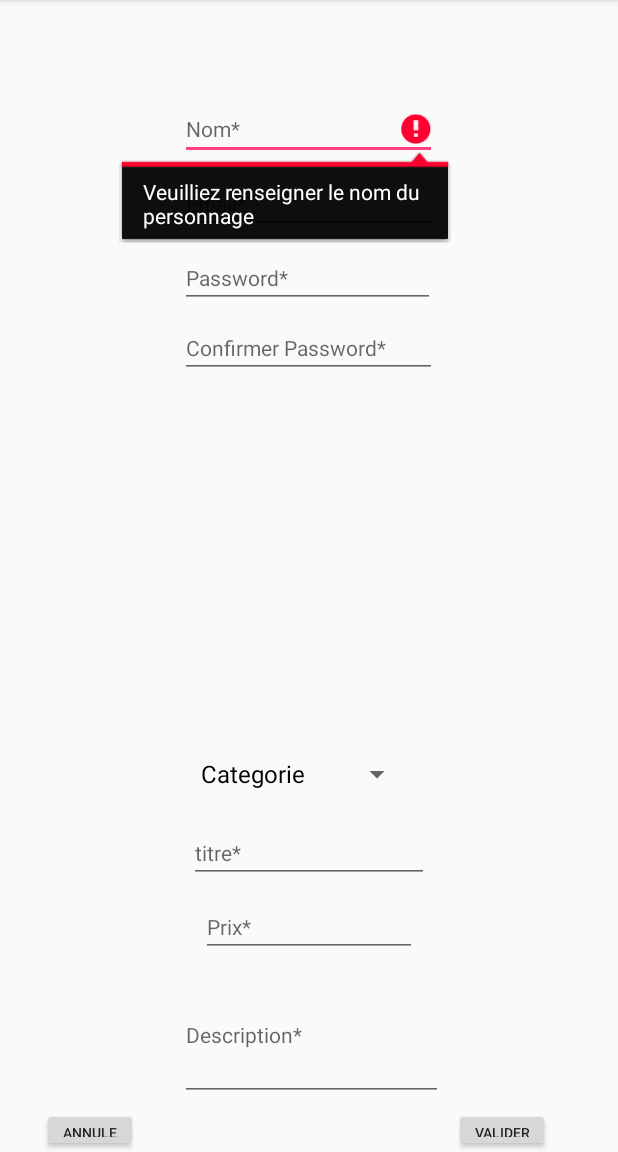
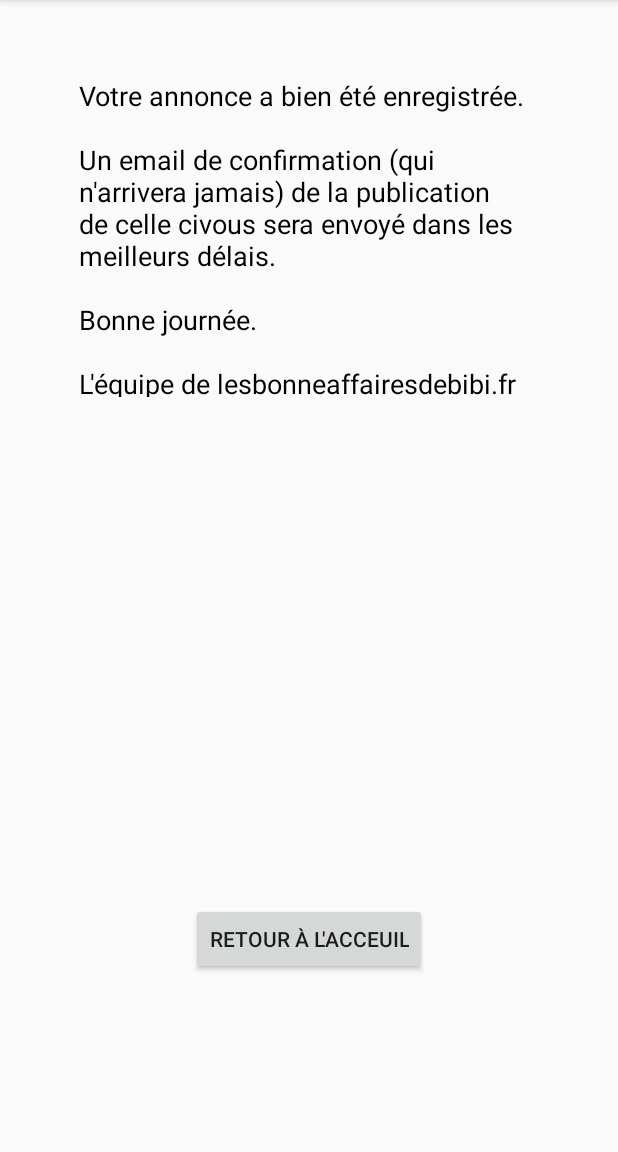
Before and after one commit to ynov-informatique-lyon-1621/android-project, an Android app: the DeposerAnnonceActivity screen opened directly, with no data from a screen before it, after a tap on "VALIDER", on a phone screen of 412 x 824 dp, the part 84-1236 px from its top. Run offline under Robolectric (Android 15) with nearby library versions, the phone set to English and light mode, and no system bars.

Commit message:
ecran confirmation post

```diff
--- a/app/src/main/AndroidManifest.xml
+++ b/app/src/main/AndroidManifest.xml
@@ -22,7 +22,8 @@
         <activity android:name=".UI.DetailAnnonceActivity" />
         <activity android:name=".UI.ChoiceActivity" />
         <activity android:name=".UI.IdentificationActivity" />
-        <activity android:name=".UI.DeposerAnnonceActivity"></activity>
+        <activity android:name=".UI.DeposerAnnonceActivity" />
+        <activity android:name=".UI.ConfirmationDeposerAnnonce"></activity>
     </application>
 
 </manifest>
--- a/app/src/main/java/com/ynov/informatiqueb2/lesbonnesaffairesdebibi/UI/ConfirmationDeposerAnnonce.java
+++ b/app/src/main/java/com/ynov/informatiqueb2/lesbonnesaffairesdebibi/UI/ConfirmationDeposerAnnonce.java
@@ -1,13 +1,39 @@
 package com.ynov.informatiqueb2.lesbonnesaffairesdebibi.UI;
 
+import android.content.Intent;
 import android.support.v7.app.AppCompatActivity;
 import android.os.Bundle;
+import android.view.View;
+import android.widget.Button;
+import android.widget.TextView;
+
+import com.ynov.informatiqueb2.lesbonnesaffairesdebibi.R;
+
 
 public class ConfirmationDeposerAnnonce extends AppCompatActivity {
+    TextView message;
+    Button retourAcceuil;
 
     @Override
     protected void onCreate(Bundle savedInstanceState) {
         super.onCreate(savedInstanceState);
         setContentView(R.layout.activity_confirmation_deposer_annonce);
+
+        message = (TextView) findViewById(R.id.confPostAn);
+        retourAcceuil = (Button) findViewById(R.id.acceuilConf);
+
+        message.setText("Votre annonce a bien été enregistrée.\n\n" +
+                "Un email de confirmation (qui n'arrivera jamais) de la publication de celle ci" +
+                "vous sera envoyé dans les meilleurs délais.\n\n" +
+                "Bonne journée.\n\n" +
+                "L'équipe de lesbonneaffairesdebibi.fr");
+
+        retourAcceuil.setOnClickListener(new View.OnClickListener() {
+            @Override
+            public void onClick(View v) {
+                Intent intentAccConfAn = new Intent(ConfirmationDeposerAnnonce.this, MainActivity.class);
+                startActivity(intentAccConfAn);
+            }
+        });
     }
 }
--- a/app/src/main/java/com/ynov/informatiqueb2/lesbonnesaffairesdebibi/UI/DeposerAnnonceActivity.java
+++ b/app/src/main/java/com/ynov/informatiqueb2/lesbonnesaffairesdebibi/UI/DeposerAnnonceActivity.java
@@ -136,6 +136,8 @@ public class DeposerAnnonceActivity extends AppCompatActivity {
                         // titre.getText().toString(),
                         // description.getText().toString());
                         Toast.makeText(DeposerAnnonceActivity.this, "Valider ", Toast.LENGTH_SHORT).show();
+                    Intent intentConfirmationAn = new Intent(DeposerAnnonceActivity.this,ConfirmationDeposerAnnonce.class);
+                    startActivity(intentConfirmationAn);
 
                     break;
                 //Clique sur le bouton Ajouter un personnage
--- a/app/src/main/res/layout/activity_confirmation_deposer_annonce.xml
+++ b/app/src/main/res/layout/activity_confirmation_deposer_annonce.xml
@@ -1,9 +1,28 @@
 <?xml version="1.0" encoding="utf-8"?>
-<android.support.constraint.ConstraintLayout xmlns:android="http://schemas.android.com/apk/res/android"
+<RelativeLayout xmlns:android="http://schemas.android.com/apk/res/android"
     xmlns:app="http://schemas.android.com/apk/res-auto"
     xmlns:tools="http://schemas.android.com/tools"
     android:layout_width="match_parent"
     android:layout_height="match_parent"
     tools:context=".UI.ConfirmationDeposerAnnonce">
 
-</android.support.constraint.ConstraintLayout>
+    <TextView
+        android:id="@+id/confPostAn"
+        android:layout_width="306dp"
+        android:layout_height="213dp"
+        android:layout_alignParentTop="true"
+        android:layout_centerHorizontal="true"
+        android:layout_marginTop="51dp"
+        android:text="textView"
+        android:textColor="@android:color/black"
+        android:textSize="18sp" />
+
+    <Button
+        android:id="@+id/acceuilConf"
+        android:layout_width="wrap_content"
+        android:layout_height="wrap_content"
+        android:layout_alignParentBottom="true"
+        android:layout_centerHorizontal="true"
+        android:layout_marginBottom="118dp"
+        android:text="Retour à l'acceuil" />
+</RelativeLayout>
```
